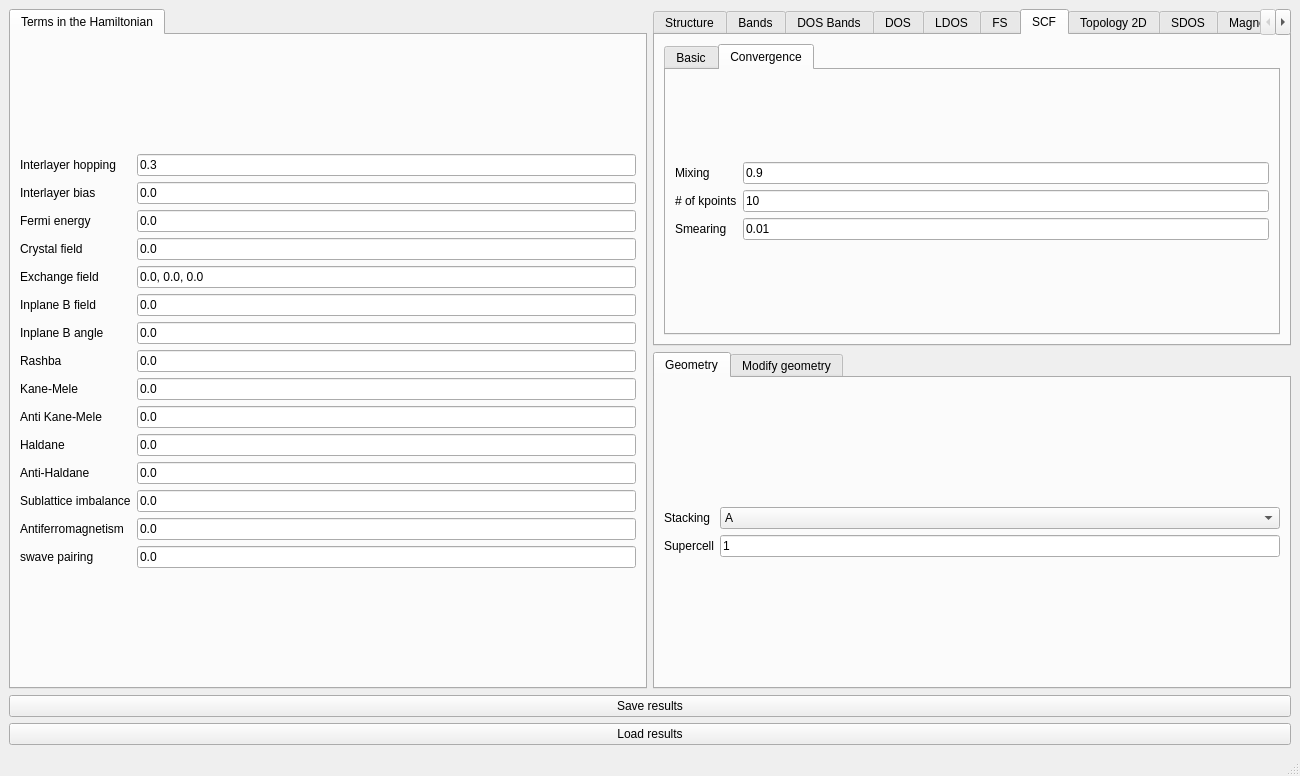
Qt form interface-pyqt/multilayergraphene/interface.ui (joselado/quantum-lattice) before a commit.
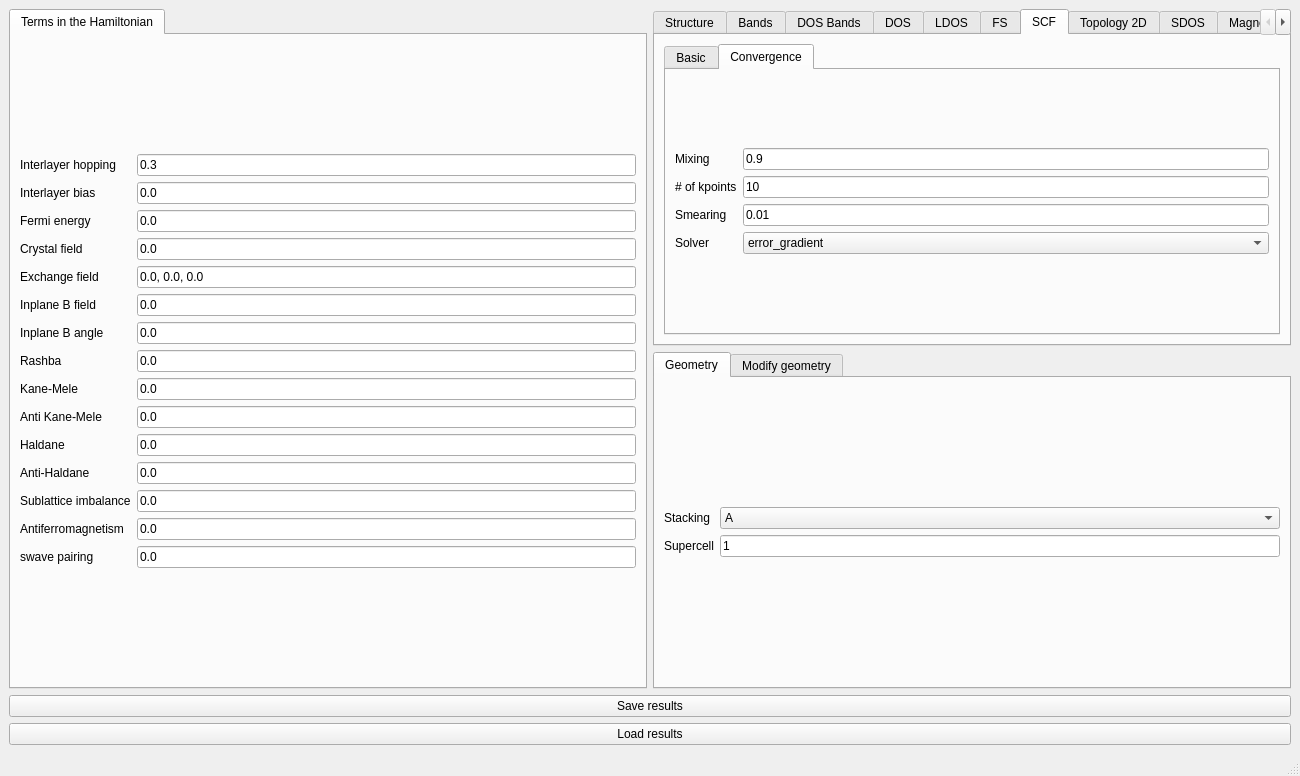
The same form after that commit. The open tabs and pages were chosen to show the change. Custom widgets are drawn as their Qt base class.

Commit message:
Add SCF solver dropdown (error_gradient/linear_mixing)
Adds a "Solver" combobox to the Convergence sub-tab of every SCF-capable
mode, letting the user pick which use_jax=True algorithm VJinteraction/
Vinteraction uses to converge the mean field, defaulting to
error_gradient. Falls back to the existing plain-mixing behavior for a
BdG (pairing) Hamiltonian or when jax isn't installed - install.py now
best-effort installs jax alongside pyvista.

Claude-Session: https://claude.ai/code/session_012fL8wwuicuNy2k5fzsptqR

The edit to the form file:
```diff
--- a/interface-pyqt/multilayergraphene/interface.ui
+++ b/interface-pyqt/multilayergraphene/interface.ui
@@ -992,6 +992,30 @@
                 </property>
                </widget>
               </item>
+              <item row="3" column="0">
+               <widget class="BodyLabel" name="label_scf_solver">
+                <property name="text">
+                 <string>Solver</string>
+                </property>
+               </widget>
+              </item>
+              <item row="3" column="1">
+               <widget class="ComboBox" name="scf_solver">
+                <property name="toolTip">
+                 <string>Iterative algorithm used to converge the self-consistent mean field (requires the optional jax extra; falls back to the default plain-mixing solver for a Hamiltonian with superconducting pairing)</string>
+                </property>
+                <item>
+                 <property name="text">
+                  <string>error_gradient</string>
+                 </property>
+                </item>
+                <item>
+                 <property name="text">
+                  <string>linear_mixing</string>
+                 </property>
+                </item>
+               </widget>
+              </item>
              </layout>
             </item>
            </layout>
```
The commit also changes 22 other files.
